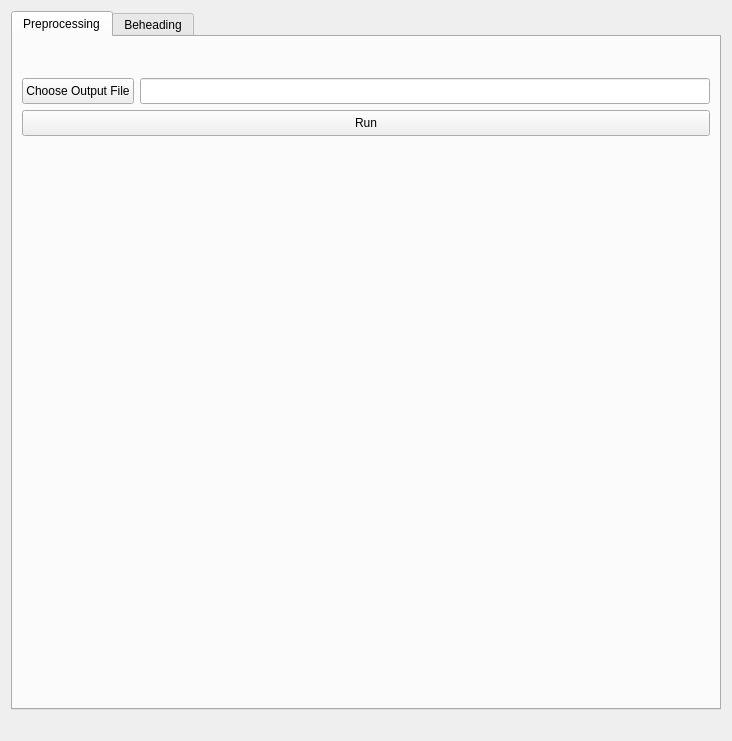
Before: the Qt Designer form mainformdsb.ui in AlexanderJCS/dsb-plugin, drawn with Qt 5.
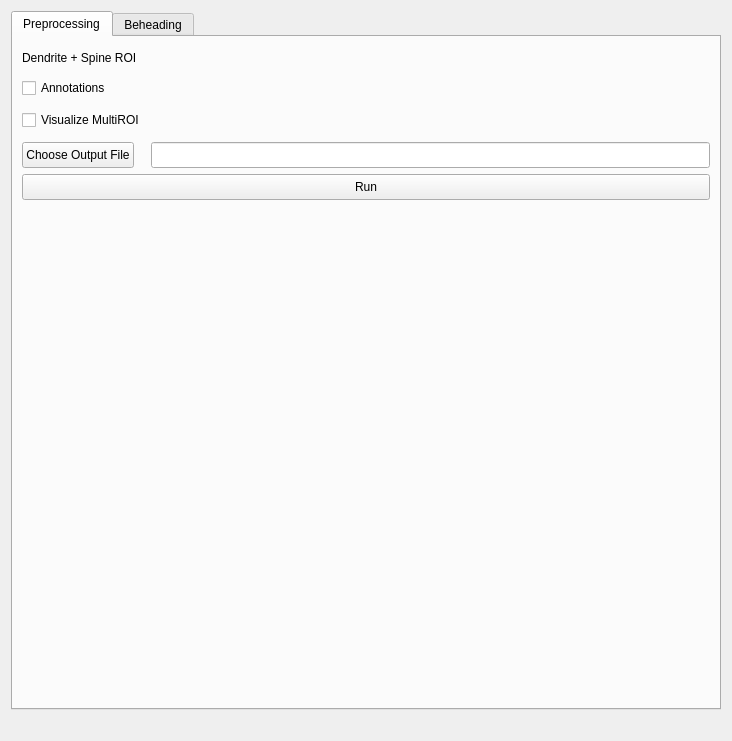
After: the same form once the commit is applied. The open tabs and pages were chosen to show the change. Custom widgets are drawn as their Qt base class.

Commit message: add option to visualize PSDs and annotations

```diff
--- a/mainformdsb.ui
+++ b/mainformdsb.ui
@@ -43,6 +43,21 @@
       </attribute>
       <layout class="QVBoxLayout" name="verticalLayout_2">
        <item>
+        <layout class="QHBoxLayout" name="horizontalLayout_4" stretch=""/>
+       </item>
+       <item>
+        <layout class="QHBoxLayout" name="horizontalLayout_5" stretch=""/>
+       </item>
+       <item>
+        <layout class="QFormLayout" name="formLayout">
+         <item row="0" column="0">
+          <widget class="QLabel" name="label">
+           <property name="text">
+            <string>Dendrite + Spine ROI</string>
+           </property>
+          </widget>
+         </item>
+         <item row="0" column="1">
         <widget class="OrsObjectClassComboBox" name="ccb_dendrite_roi_chooser" native="true">
          <property name="minimumSize">
           <size>
@@ -58,9 +73,39 @@
          </property>
         </widget>
        </item>
-       <item>
-        <layout class="QHBoxLayout" name="horizontalLayout_2">
-         <item>
+         <item row="1" column="1">
+          <widget class="OrsObjectClassComboBox" name="ccb_annotation_chooser" native="true">
+           <property name="minimumSize">
+            <size>
+             <width>0</width>
+             <height>26</height>
+            </size>
+           </property>
+           <property name="maximumSize">
+            <size>
+             <width>16777215</width>
+             <height>20</height>
+            </size>
+           </property>
+          </widget>
+         </item>
+         <item row="2" column="1">
+          <widget class="OrsObjectClassComboBox" name="ccb_multiroi_chooser" native="true">
+           <property name="minimumSize">
+            <size>
+             <width>0</width>
+             <height>26</height>
+            </size>
+           </property>
+           <property name="maximumSize">
+            <size>
+             <width>16777215</width>
+             <height>20</height>
+            </size>
+           </property>
+          </widget>
+         </item>
+         <item row="3" column="0">
           <widget class="QPushButton" name="btn_preprocessing_output">
            <property name="sizePolicy">
             <sizepolicy hsizetype="Minimum" vsizetype="Fixed">
@@ -79,7 +124,7 @@
            </property>
           </widget>
          </item>
-         <item>
+         <item row="3" column="1">
           <widget class="QLineEdit" name="line_preprocessing_output_path">
            <property name="minimumSize">
             <size>
@@ -89,6 +134,20 @@
            </property>
           </widget>
          </item>
+         <item row="1" column="0">
+          <widget class="QCheckBox" name="chk_vis_annotations">
+           <property name="text">
+            <string>Annotations</string>
+           </property>
+          </widget>
+         </item>
+         <item row="2" column="0">
+          <widget class="QCheckBox" name="chk_vis_multiroi">
+           <property name="text">
+            <string>Visualize MultiROI</string>
+           </property>
+          </widget>
+         </item>
         </layout>
        </item>
        <item>
```
Left out of the diff: 5 changed lines with no effect on the pictures. Lines whose indentation alone changed are shown as unchanged. The commit also changes 5 other files.
